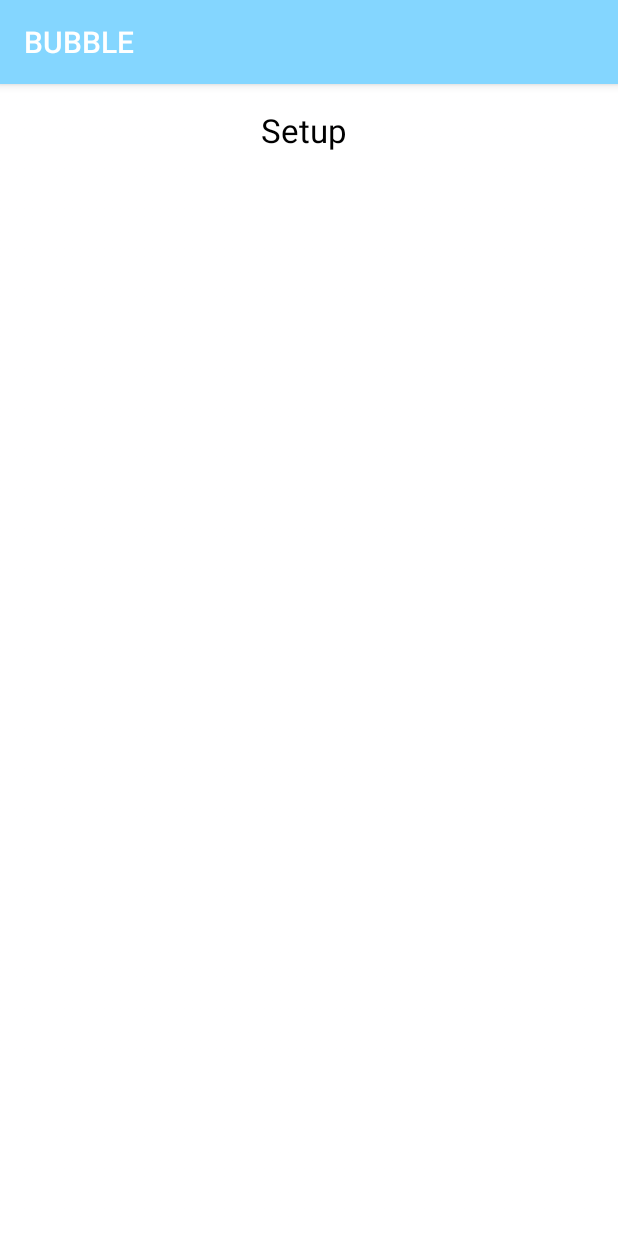
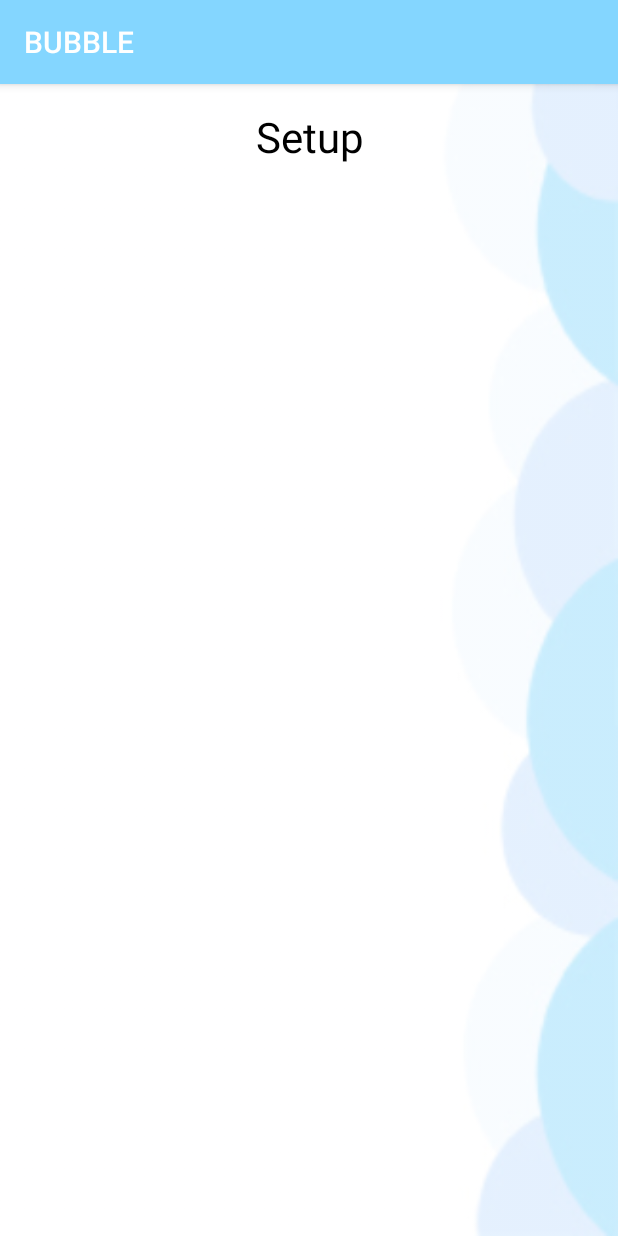
Before and after one commit to dianaleeg/BUBBLE, an Android app: the setupActivity screen opened directly, with no data from a screen before it, on a phone screen of 412 x 824 dp. Run offline under Robolectric (Android 15) with nearby library versions, the phone set to English and light mode, and no system bars.

Commit message:
Background Images
Background images on all pages

```diff
--- a/app/src/main/res/layout/activity_setup.xml
+++ b/app/src/main/res/layout/activity_setup.xml
@@ -5,22 +5,22 @@
     android:layout_width="match_parent"
     android:layout_height="match_parent"
     tools:context="com.example.administrator.bubbleproject.setupActivity"
-    android:background="@drawable/white_background"
+    android:background="@drawable/background_other_small"
     >
 
     <TextView
         android:id="@+id/textView4"
-        android:layout_width="64dp"
-        android:layout_height="46dp"
+        android:layout_width="87dp"
+        android:layout_height="47dp"
         android:layout_marginLeft="8dp"
         android:layout_marginRight="8dp"
         android:layout_marginTop="16dp"
         android:text="Setup"
-        android:textSize="22sp"
+        android:textAlignment="center"
         android:textColor="#000000"
+        android:textSize="28sp"
+        app:layout_constraintHorizontal_bias="0.503"
         app:layout_constraintLeft_toLeftOf="parent"
         app:layout_constraintRight_toRightOf="parent"
-        app:layout_constraintTop_toTopOf="parent"
-        app:layout_constraintHorizontal_bias="0.501"
-        tools:layout_editor_absoluteX="182dp" />
+        app:layout_constraintTop_toTopOf="parent" />
 </android.support.constraint.ConstraintLayout>
--- a/app/src/main/res/layout/activity_tracker1_page.xml
+++ b/app/src/main/res/layout/activity_tracker1_page.xml
@@ -5,7 +5,7 @@
     android:layout_width="match_parent"
     android:layout_height="match_parent"
     tools:context="com.example.administrator.bubbleproject.tracker1PageActivity"
-    android:background="@drawable/white_background"
+    android:background="@drawable/background_other_small"
     >
 
     <EditText
```
Also changed, not shown: app/src/main/res/layout/activity_settings.xml (+7 -6 lines), app/src/main/res/drawable/background_other.jpg (added), app/src/main/res/drawable/background_other_small.jpg (added), 4 other files.
